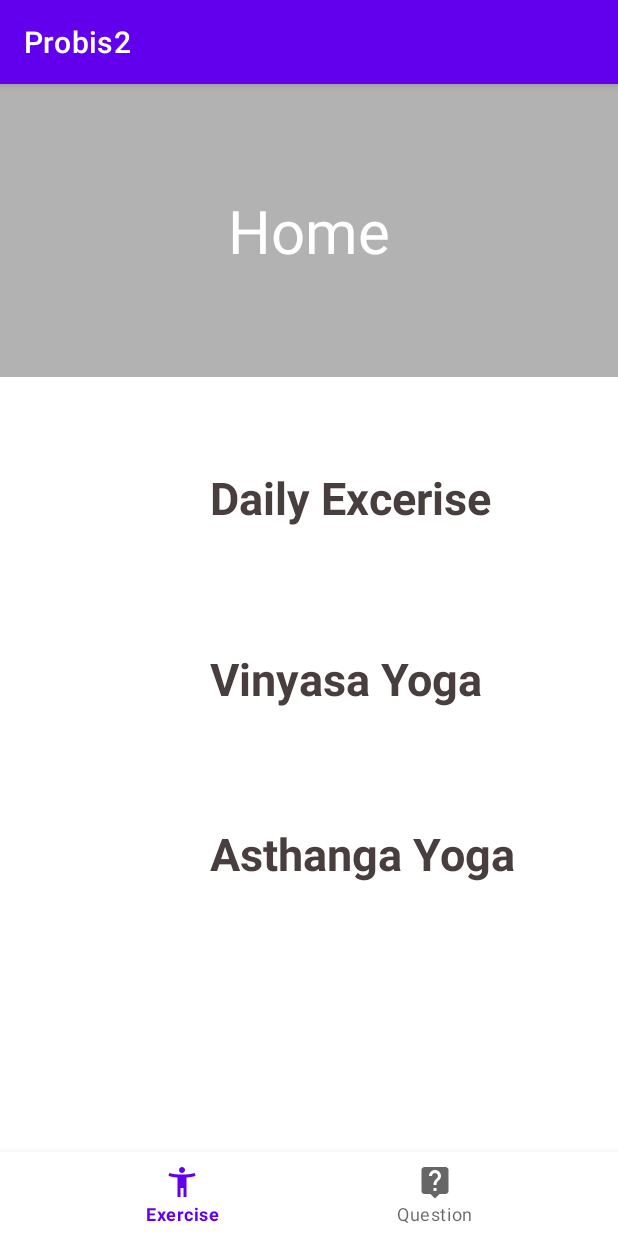
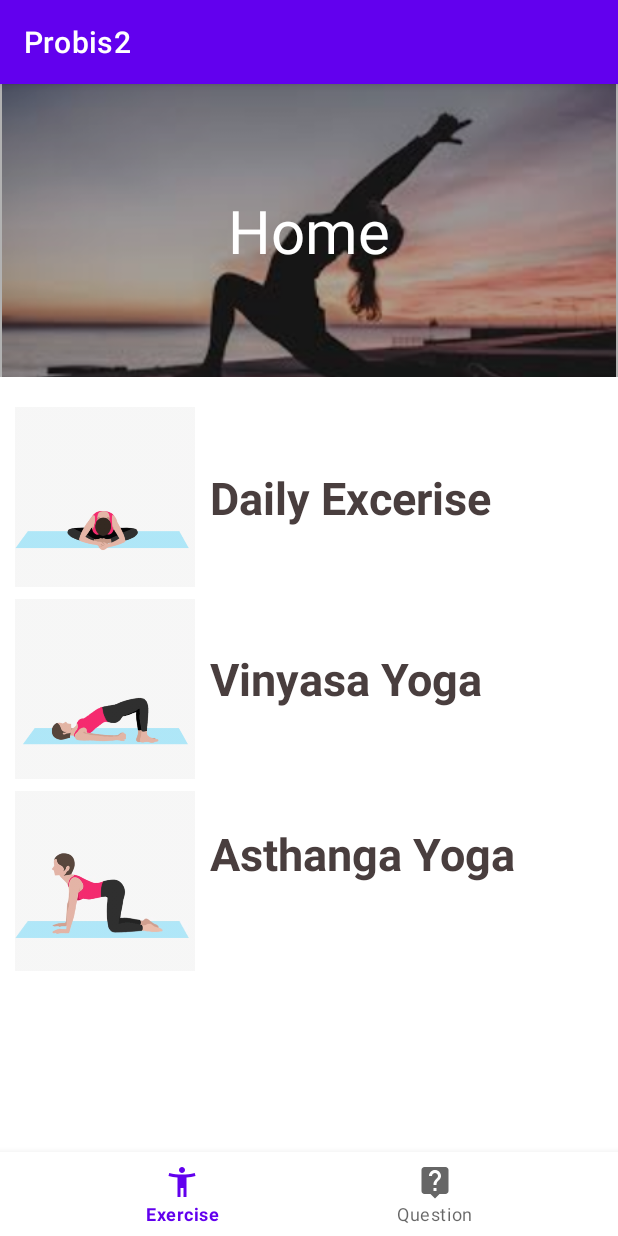
Before and after one commit to AndreasAdi/probis2, an Android app: the screen it shows after launch (MainActivity), on a phone screen of 412 x 824 dp. Run offline under Robolectric (Android 15) with nearby library versions, the phone set to English and light mode, and no system bars.

Commit message:
perbaiki gambar

```diff
--- a/app/src/main/res/layout/activity_question_.xml
+++ b/app/src/main/res/layout/activity_question_.xml
@@ -10,10 +10,11 @@
         android:id="@+id/imageView"
         android:layout_width="409dp"
         android:layout_height="195dp"
+        android:scaleType="centerCrop"
         app:layout_constraintEnd_toEndOf="parent"
         app:layout_constraintStart_toStartOf="parent"
         app:layout_constraintTop_toTopOf="parent"
-        tools:srcCompat="@drawable/yoga_bigbanner" />
+        app:srcCompat="@drawable/yoga_bigbanner" />
 
     <LinearLayout
         android:id="@+id/linearLayout"
--- a/app/src/main/res/layout/fragment_excercise_.xml
+++ b/app/src/main/res/layout/fragment_excercise_.xml
@@ -11,10 +11,11 @@
         android:id="@+id/imageView"
         android:layout_width="409dp"
         android:layout_height="195dp"
+        android:scaleType="centerCrop"
         app:layout_constraintEnd_toEndOf="parent"
         app:layout_constraintStart_toStartOf="parent"
         app:layout_constraintTop_toTopOf="parent"
-        tools:srcCompat="@drawable/yoga_bigbanner" />
+        app:srcCompat="@drawable/yoga_bigbanner" />
 
     <LinearLayout
         android:id="@+id/linearLayout"
--- a/app/src/main/res/layout/fragment_home__excercise.xml
+++ b/app/src/main/res/layout/fragment_home__excercise.xml
@@ -11,11 +11,12 @@
         android:id="@+id/imageView"
         android:layout_width="409dp"
         android:layout_height="195dp"
+        android:contentDescription="TODO"
+        android:scaleType="centerCrop"
         app:layout_constraintEnd_toEndOf="parent"
         app:layout_constraintStart_toStartOf="parent"
         app:layout_constraintTop_toTopOf="parent"
-        tools:srcCompat="@drawable/yoga_bigbanner"
-        android:contentDescription="TODO" />
+        app:srcCompat="@drawable/yoga_bigbanner" />
 
     <LinearLayout
         android:id="@+id/linearLayout"
@@ -36,9 +37,10 @@
         android:layout_height="120sp"
         android:layout_marginStart="10sp"
         android:layout_marginTop="20sp"
+        android:scaleType="centerCrop"
         app:layout_constraintStart_toStartOf="parent"
         app:layout_constraintTop_toBottomOf="@+id/imageView"
-        tools:src="@drawable/bound_angle_pose" />
+        app:srcCompat="@drawable/bound_angle_pose" />
 
     <TextView
         android:id="@+id/textView2"
@@ -61,10 +63,11 @@
         android:layout_height="120sp"
         android:layout_marginStart="10sp"
         android:layout_marginTop="8dp"
+        android:contentDescription="TODO"
+        android:scaleType="centerCrop"
         app:layout_constraintStart_toStartOf="parent"
         app:layout_constraintTop_toBottomOf="@+id/imageView2"
-        tools:src="@drawable/bridge_pose"
-        android:contentDescription="TODO" />
+        app:srcCompat="@drawable/bridge_pose" />
 
     <ImageView
         android:id="@+id/imageView4"
@@ -72,10 +75,11 @@
         android:layout_height="120sp"
         android:layout_marginStart="10sp"
         android:layout_marginTop="8dp"
+        android:contentDescription="TODO"
+        android:scaleType="centerCrop"
         app:layout_constraintStart_toStartOf="parent"
         app:layout_constraintTop_toBottomOf="@+id/imageView3"
-        tools:src="@drawable/cat_camel_pose_1"
-        android:contentDescription="TODO" />
+        app:srcCompat="@drawable/cat_camel_pose_1" />
 
     <TextView
         android:id="@+id/textView3"
--- a/app/src/main/res/layout/fragment_question.xml
+++ b/app/src/main/res/layout/fragment_question.xml
@@ -10,10 +10,11 @@
         android:id="@+id/imageView"
         android:layout_width="409dp"
         android:layout_height="195dp"
+        android:scaleType="centerCrop"
         app:layout_constraintEnd_toEndOf="parent"
         app:layout_constraintStart_toStartOf="parent"
         app:layout_constraintTop_toTopOf="parent"
-        tools:srcCompat="@drawable/yoga_bigbanner" />
+        app:srcCompat="@drawable/yoga_bigbanner" />
 
     <LinearLayout
         android:id="@+id/linearLayout"
```
Also changed, not shown: app/src/main/res/layout/activity_excercise.xml (+5 -6 lines), app/src/main/res/layout/activity_excercise_home.xml (+14 -7 lines), app/src/main/res/drawable/bound_angle_pose.png (added), app/src/main/res/drawable/bridge_pose.png (added), app/src/main/res/drawable/cat_camel_pose_1.png (added), app/src/main/res/drawable/yoga_bigbanner.jpg (added).
